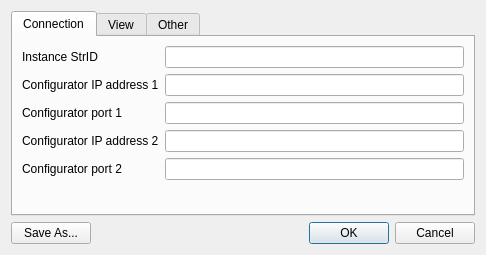
Before: the Qt Designer form Monitor/DialogSettings.ui in whiteman-kr/u7set, drawn with Qt 5.
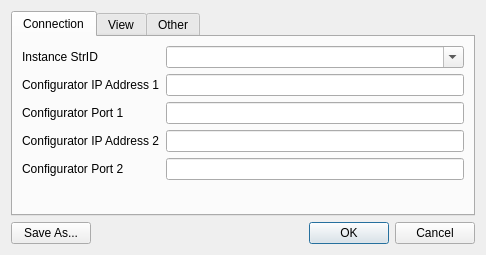
After: the same form once the commit is applied.

Commit message: RPCT-3733, RPCT-3753: Unify Connections settings dialogs, add .ini file saving options for all clients, add host combo to u7

Diff of the .ui file:
```diff
--- a/Monitor/DialogSettings.ui
+++ b/Monitor/DialogSettings.ui
@@ -22,25 +22,8 @@
   <property name="modal">
    <bool>true</bool>
   </property>
-  <layout class="QGridLayout" name="gridLayout_2">
-   <item row="2" column="1">
-    <widget class="QDialogButtonBox" name="buttonBox">
-     <property name="focusPolicy">
-      <enum>Qt::TabFocus</enum>
-     </property>
-     <property name="standardButtons">
-      <set>QDialogButtonBox::Cancel|QDialogButtonBox::Ok</set>
-     </property>
-    </widget>
-   </item>
-   <item row="2" column="0">
-    <widget class="QPushButton" name="saveAsButton">
-     <property name="text">
-      <string>Save As...</string>
-     </property>
-    </widget>
-   </item>
-   <item row="0" column="0" colspan="2">
+  <layout class="QGridLayout" name="gridLayout">
+   <item row="0" column="0" colspan="3">
     <widget class="QTabWidget" name="tabControl">
      <property name="currentIndex">
       <number>0</number>
@@ -49,74 +32,31 @@
       <attribute name="title">
        <string>Connection</string>
       </attribute>
-      <layout class="QVBoxLayout" name="verticalLayout_2">
-       <item>
-        <layout class="QHBoxLayout" name="commonLayout">
-         <item>
-          <layout class="QGridLayout" name="gridLayout">
-           <item row="3" column="0">
-            <widget class="QLabel" name="labelIpAddress2">
+      <layout class="QGridLayout" name="gridLayout_2">
+       <item row="0" column="0">
+        <widget class="QLabel" name="labelnstanceStrId">
              <property name="text">
-              <string>Configurator IP address 2</string>
+          <string>Instance StrID</string>
              </property>
             </widget>
            </item>
-           <item row="4" column="1">
-            <widget class="QLineEdit" name="editConfiguratorPort2">
-             <property name="inputMask">
-              <string>00000</string>
-             </property>
-            </widget>
-           </item>
-           <item row="2" column="1">
-            <layout class="QHBoxLayout" name="horizontalLayout_2">
-             <item>
-              <widget class="QLineEdit" name="editConfiguratorPort1">
-               <property name="inputMask">
-                <string>00000</string>
-               </property>
-              </widget>
-             </item>
-            </layout>
-           </item>
-           <item row="3" column="1">
-            <widget class="QLineEdit" name="editConfiguratorIpAddress2">
-             <property name="inputMask">
-              <string/>
-             </property>
-            </widget>
-           </item>
-           <item row="2" column="0">
-            <widget class="QLabel" name="labelPort1">
-             <property name="text">
-              <string>Configurator port 1</string>
-             </property>
-            </widget>
-           </item>
-           <item row="6" column="0">
-            <spacer name="verticalSpacer_2">
-             <property name="orientation">
-              <enum>Qt::Vertical</enum>
-             </property>
-             <property name="sizeHint" stdset="0">
-              <size>
-               <width>20</width>
-               <height>40</height>
-              </size>
-             </property>
-            </spacer>
-           </item>
-           <item row="4" column="0">
-            <widget class="QLabel" name="labelPort2">
-             <property name="text">
-              <string>Configurator port 2</string>
+       <item row="0" column="1">
+        <widget class="QComboBox" name="m_instanceCombo">
+         <property name="sizePolicy">
+          <sizepolicy hsizetype="Expanding" vsizetype="Fixed">
+           <horstretch>0</horstretch>
+           <verstretch>0</verstretch>
+          </sizepolicy>
+         </property>
+         <property name="editable">
+          <bool>true</bool>
              </property>
             </widget>
            </item>
            <item row="1" column="0">
             <widget class="QLabel" name="labelIpAddress1">
              <property name="text">
-              <string>Configurator IP address 1</string>
+          <string>Configurator IP Address 1</string>
              </property>
             </widget>
            </item>
@@ -133,19 +73,60 @@
              </property>
             </widget>
            </item>
-           <item row="0" column="0">
-            <widget class="QLabel" name="labelnstanceStrId">
+       <item row="2" column="0">
+        <widget class="QLabel" name="labelPort1">
              <property name="text">
-              <string>Instance StrID</string>
+          <string>Configurator Port 1</string>
              </property>
             </widget>
            </item>
-           <item row="0" column="1">
-            <widget class="QLineEdit" name="instanceStrId"/>
-           </item>
-          </layout>
-         </item>
-        </layout>
+       <item row="2" column="1">
+        <widget class="QLineEdit" name="editConfiguratorPort1">
+         <property name="inputMask">
+          <string>00000</string>
+         </property>
+        </widget>
+       </item>
+       <item row="3" column="0">
+        <widget class="QLabel" name="labelIpAddress2">
+         <property name="text">
+          <string>Configurator IP Address 2</string>
+         </property>
+        </widget>
+       </item>
+       <item row="3" column="1">
+        <widget class="QLineEdit" name="editConfiguratorIpAddress2">
+         <property name="inputMask">
+          <string/>
+         </property>
+        </widget>
+       </item>
+       <item row="4" column="0">
+        <widget class="QLabel" name="labelPort2">
+         <property name="text">
+          <string>Configurator Port 2</string>
+         </property>
+        </widget>
+       </item>
+       <item row="4" column="1">
+        <widget class="QLineEdit" name="editConfiguratorPort2">
+         <property name="inputMask">
+          <string>00000</string>
+         </property>
+        </widget>
+       </item>
+       <item row="5" column="0">
+        <spacer name="verticalSpacer_2">
+         <property name="orientation">
+          <enum>Qt::Vertical</enum>
+         </property>
+         <property name="sizeHint" stdset="0">
+          <size>
+           <width>130</width>
+           <height>16</height>
+          </size>
+         </property>
+        </spacer>
        </item>
       </layout>
      </widget>
@@ -214,18 +195,44 @@
       <attribute name="title">
        <string>Other</string>
       </attribute>
-      <layout class="QGridLayout" name="gridLayout_4">
-       <item row="0" column="0">
         <widget class="QCheckBox" name="checkSingleInstance">
+       <property name="geometry">
+        <rect>
+         <x>9</x>
+         <y>9</y>
+         <width>102</width>
+         <height>20</height>
+        </rect>
+       </property>
          <property name="text">
           <string>Single Instance</string>
          </property>
         </widget>
-       </item>
-       <item row="1" column="0">
-        <layout class="QGridLayout" name="gridLayout_3">
-         <item row="0" column="0">
+      <widget class="QComboBox" name="m_languageCombo">
+       <property name="geometry">
+        <rect>
+         <x>71</x>
+         <y>36</y>
+         <width>161</width>
+         <height>22</height>
+        </rect>
+       </property>
+       <property name="maximumSize">
+        <size>
+         <width>16777215</width>
+         <height>16777215</height>
+        </size>
+       </property>
+      </widget>
           <widget class="QLabel" name="label">
+       <property name="geometry">
+        <rect>
+         <x>10</x>
+         <y>36</y>
+         <width>55</width>
+         <height>16</height>
+        </rect>
+       </property>
            <property name="maximumSize">
             <size>
              <width>16777215</width>
@@ -236,47 +243,37 @@
             <string>Language:</string>
            </property>
           </widget>
-         </item>
-         <item row="0" column="1">
-          <widget class="QComboBox" name="m_languageCombo">
-           <property name="maximumSize">
-            <size>
-             <width>16777215</width>
-             <height>16777215</height>
-            </size>
+     </widget>
+    </widget>
+   </item>
+   <item row="1" column="0">
+    <widget class="QPushButton" name="saveAsButton">
+     <property name="text">
+      <string>Save As...</string>
            </property>
           </widget>
          </item>
-         <item row="0" column="2">
-          <spacer name="horizontalSpacer">
+   <item row="1" column="1">
+    <spacer name="horizontalSpacer_3">
            <property name="orientation">
             <enum>Qt::Horizontal</enum>
            </property>
            <property name="sizeHint" stdset="0">
             <size>
-             <width>40</width>
+       <width>208</width>
              <height>20</height>
             </size>
            </property>
           </spacer>
          </item>
-        </layout>
-       </item>
-       <item row="2" column="0">
-        <spacer name="verticalSpacer_4">
-         <property name="orientation">
-          <enum>Qt::Vertical</enum>
-         </property>
-         <property name="sizeHint" stdset="0">
-          <size>
-           <width>20</width>
-           <height>109</height>
-          </size>
-         </property>
-        </spacer>
-       </item>
-      </layout>
-     </widget>
+   <item row="1" column="2">
+    <widget class="QDialogButtonBox" name="buttonBox">
+     <property name="focusPolicy">
+      <enum>Qt::TabFocus</enum>
+     </property>
+     <property name="standardButtons">
+      <set>QDialogButtonBox::Cancel|QDialogButtonBox::Ok</set>
+     </property>
     </widget>
    </item>
   </layout>
```
Left out of the diff: 6 changed lines with no effect on the pictures. Lines whose indentation alone changed are shown as unchanged. The commit also changes 30 other files.
